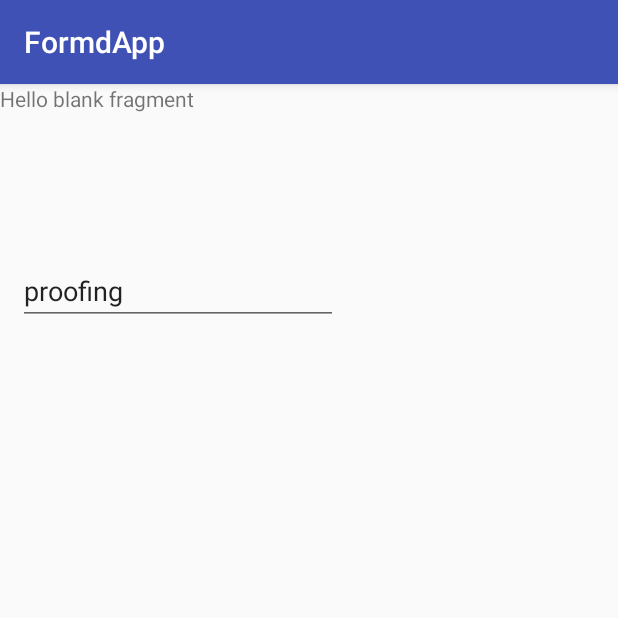
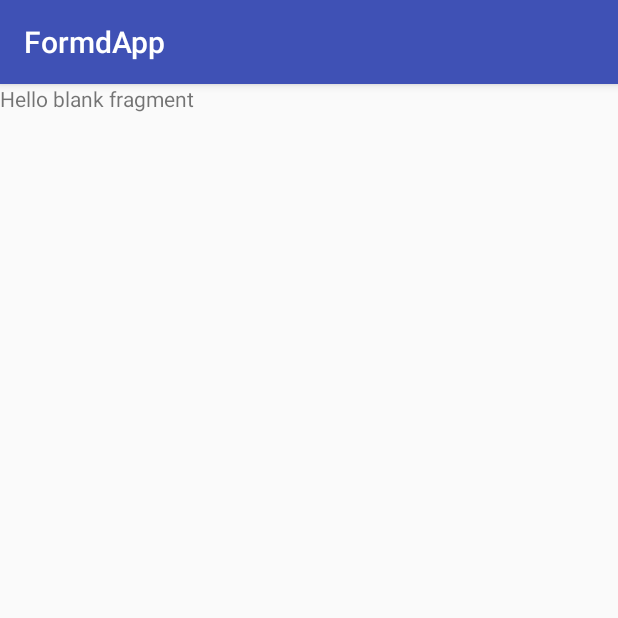
Before and after one commit to Jcvarela/IOT_final_Project, an Android app: the fragment formListFrag shown on its own in the app's theme, on a phone screen of 412 x 824 dp, the top half of it. Run offline under Robolectric (Android 15) with nearby library versions, the light colour scheme and no system bars.

Commit message:
setting up form list fragmente

```diff
--- a/androidApp/FormdApp/app/src/main/java/com/example/group11/formdapp/all_forms.java
+++ b/androidApp/FormdApp/app/src/main/java/com/example/group11/formdapp/all_forms.java
@@ -3,6 +3,7 @@ package com.example.group11.formdapp;
 import android.os.Bundle;
 import android.support.design.widget.FloatingActionButton;
 import android.support.design.widget.Snackbar;
+import android.support.v4.app.FragmentManager;
 import android.view.View;
 import android.support.design.widget.NavigationView;
 import android.support.v4.view.GravityCompat;
@@ -85,7 +86,9 @@ public class all_forms extends AppCompatActivity
         } else if (id == R.id.nav_exp) {
 
         } else if (id == R.id.nav_allforms) {
-
+            formListFrag listFrag = new formListFrag();
+            FragmentManager mymanager = getSupportFragmentManager();
+            mymanager.beginTransaction().replace(R.id.).commit();
         } else if (id == R.id.nav_manage) {
 
         } else if (id == R.id.nav_share) {
--- a/androidApp/FormdApp/app/src/main/res/layout/fragment_form_list.xml
+++ b/androidApp/FormdApp/app/src/main/res/layout/fragment_form_list.xml
@@ -8,18 +8,7 @@
     <TextView
         android:layout_width="match_parent"
         android:layout_height="match_parent"
-        android:text="@string/hello_blank_fragment" />
-
-    <EditText
-        android:id="@+id/editText"
-        android:layout_width="wrap_content"
-        android:layout_height="wrap_content"
-        android:layout_alignParentStart="true"
-        android:layout_alignParentTop="true"
-        android:layout_marginStart="12dp"
-        android:layout_marginTop="115dp"
-        android:ems="10"
-        android:inputType="textPersonName"
-        android:text="proofing" />
+        android:text="@string/hello_blank_fragment"
+        tools:text="in fragment" />
 
 </RelativeLayout>
```
